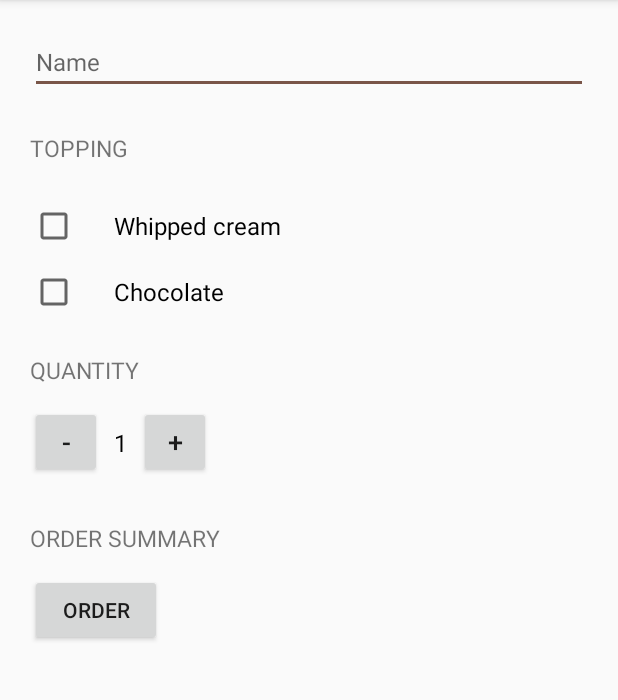
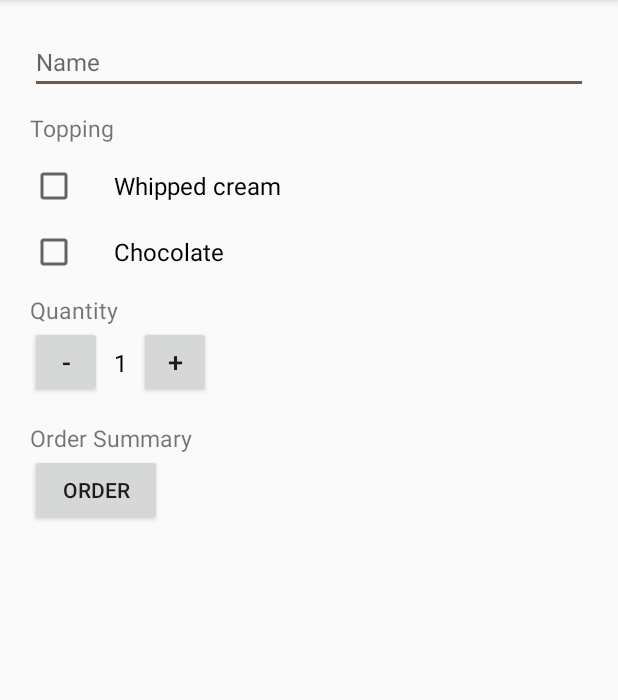
Before and after one commit to prawiraadam/Android_score-counter, an Android app: the screen it shows after launch (MainActivity), on a phone screen of 412 x 824 dp, the part 84-784 px from its top. Run offline under Robolectric (Android 15) with nearby library versions, the phone set to English and light mode, and no system bars.

Commit message:
Changed the order summary

```diff
--- a/app/src/main/res/values/styles.xml
+++ b/app/src/main/res/values/styles.xml
@@ -10,9 +10,8 @@
 
     <style name="HeaderTextStyle" >
         <item name="android:layout_width">wrap_content</item>
-        <item name="android:layout_height">48dp</item>
+        <item name="android:layout_height">wrap_content</item>
         <item name="android:gravity">center_vertical</item>
-        <item name="android:textAllCaps">true</item>
         <item name="android:textSize">15sp</item>
     </style>
 
```
